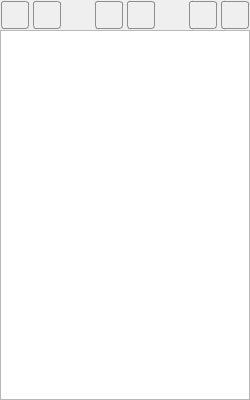
Above: gui/LayerDialog.ui from manufino/eSchema before the change. Below: the same form after it.
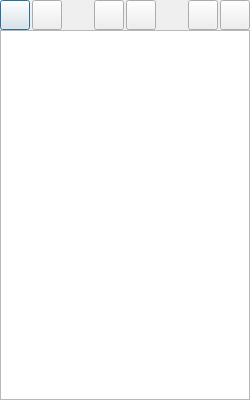
That is the form after the change. Icons and pictures are not drawn. Custom widgets are drawn as their Qt base class.

Commit message: ComboBoxPenStyle reimplemented, cleanup

Patch:
```diff
--- a/gui/LayerDialog.ui
+++ b/gui/LayerDialog.ui
@@ -35,19 +35,6 @@
   <property name="windowOpacity">
    <double>1.000000000000000</double>
   </property>
-  <property name="styleSheet">
-   <string notr="true">QPushButton {
-    border: 1px solid #8f8f91;
-    border-radius: 3px;
-    background-color: qlineargradient(x1: 0, y1: 0, x2: 0, y2: 1,
-                                      stop: 0 #f6f7fa, stop: 1 #dadbde);
-margin:1px;
-}
-
-QPushButton:hover {
-	background-color: qlineargradient(spread:reflect, x1:0.523, y1:0, x2:0.522, y2:0.99322, stop:0 rgba(201, 255, 255, 239), stop:0.508772 rgba(197, 225, 255, 207), stop:0.997301 rgba(176, 255, 255, 236));
-}</string>
-  </property>
   <property name="modal">
    <bool>true</bool>
   </property>
@@ -297,6 +284,13 @@
    </item>
   </layout>
  </widget>
+ <customwidgets>
+  <customwidget>
+   <class>LayerListView</class>
+   <extends>QListWidget</extends>
+   <header>LayerListView.h</header>
+  </customwidget>
+ </customwidgets>
  <tabstops>
   <tabstop>listWidget</tabstop>
   <tabstop>btnSetAllHidden</tabstop>
```
Left out of the diff: 2 changed lines with no effect on the pictures. The commit also changes 14 other files.
